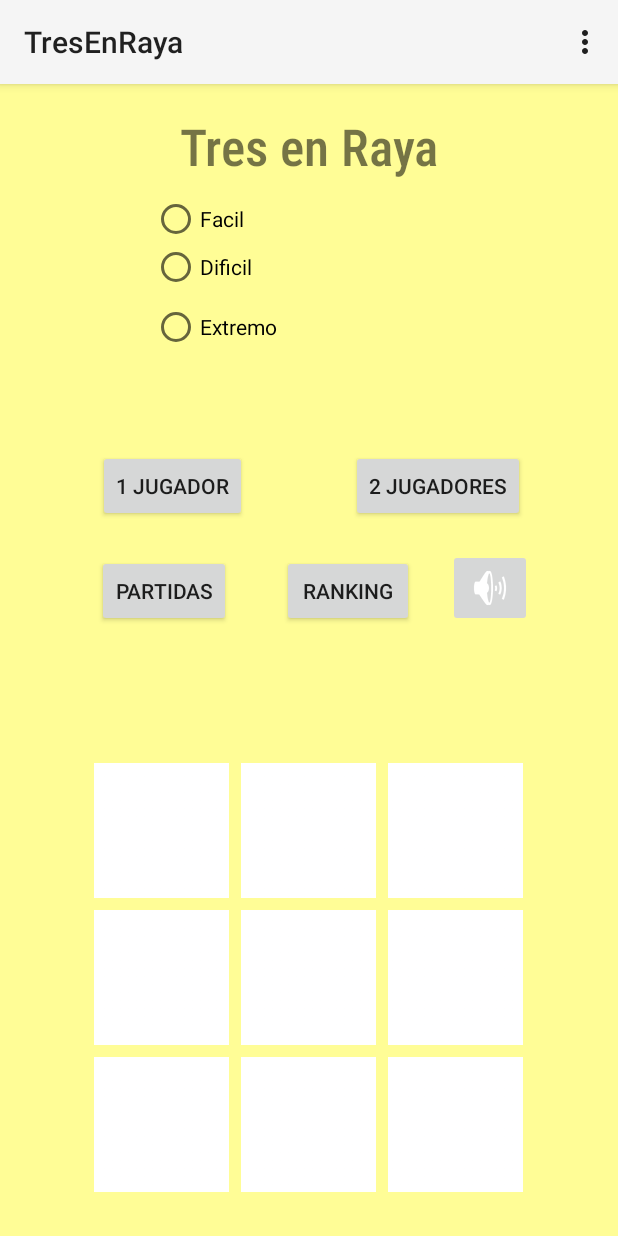
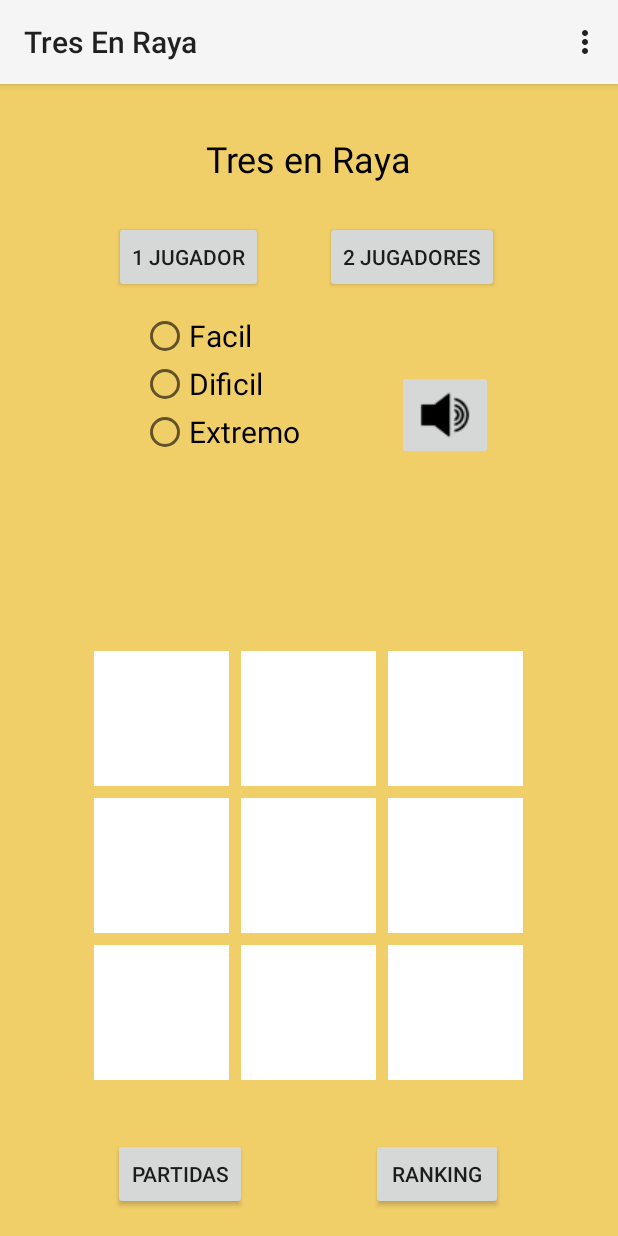
Before and after one commit to Montero18/TresEnRaya, an Android app: the screen it shows after launch (MainActivity), on a phone screen of 412 x 824 dp. Run offline under Robolectric (Android 15) with nearby library versions, the light colour scheme and no system bars.

Commit message:
Actualizacion Base de Datos y Audio

```diff
--- a/app/src/main/res/layout/activity_main.xml
+++ b/app/src/main/res/layout/activity_main.xml
@@ -4,18 +4,20 @@
     xmlns:tools="http://schemas.android.com/tools"
     android:layout_width="match_parent"
     android:layout_height="match_parent"
-    android:background="#FFFD96"
+    android:screenOrientation="portrait"
+    android:background="#F1CF68"
     tools:context=".MainActivity">
 
     <androidx.gridlayout.widget.GridLayout
         android:id="@+id/gridLayout"
         android:layout_width="295dp"
         android:layout_height="301dp"
+        android:freezesText="true"
         app:layout_constraintBottom_toBottomOf="parent"
         app:layout_constraintEnd_toEndOf="parent"
         app:layout_constraintStart_toStartOf="parent"
         app:layout_constraintTop_toTopOf="parent"
-        app:layout_constraintVertical_bias="0.962"
+        app:layout_constraintVertical_bias="0.802"
         app:useDefaultMargins="true">
 
 
@@ -23,6 +25,7 @@
             android:id="@+id/a1"
             android:layout_width="wrap_content"
             android:layout_height="wrap_content"
+            android:freezesText="true"
             android:onClick="toqueCasilla"
             app:srcCompat="@drawable/casilla"
             tools:ignore="SpeakableTextPresentCheck" />
@@ -31,6 +34,7 @@
             android:id="@+id/a2"
             android:layout_width="wrap_content"
             android:layout_height="wrap_content"
+            android:freezesText="true"
             android:onClick="toqueCasilla"
             app:layout_column="1"
             app:layout_row="0"
@@ -41,6 +45,7 @@
             android:id="@+id/a3"
             android:layout_width="wrap_content"
             android:layout_height="wrap_content"
+            android:freezesText="true"
             android:onClick="toqueCasilla"
             app:layout_column="2"
             app:layout_row="0"
@@ -51,6 +56,7 @@
             android:id="@+id/b1"
             android:layout_width="wrap_content"
             android:layout_height="wrap_content"
+            android:freezesText="true"
             android:onClick="toqueCasilla"
             app:layout_column="0"
             app:layout_row="1"
@@ -61,6 +67,7 @@
             android:id="@+id/b2"
             android:layout_width="wrap_content"
             android:layout_height="wrap_content"
+            android:freezesText="true"
             android:onClick="toqueCasilla"
             app:layout_column="1"
             app:layout_row="1"
@@ -71,6 +78,7 @@
             android:id="@+id/b3"
             android:layout_width="wrap_content"
             android:layout_height="wrap_content"
+            android:freezesText="true"
             android:onClick="toqueCasilla"
             app:layout_column="2"
             app:layout_row="1"
@@ -81,6 +89,7 @@
             android:id="@+id/c1"
             android:layout_width="wrap_content"
             android:layout_height="wrap_content"
+            android:freezesText="true"
             android:onClick="toqueCasilla"
             app:layout_column="0"
             app:layout_row="2"
@@ -91,6 +100,7 @@
             android:id="@+id/c2"
             android:layout_width="wrap_content"
             android:layout_height="wrap_content"
+            android:freezesText="true"
             android:onClick="toqueCasilla"
             app:layout_column="1"
             app:layout_row="2"
@@ -101,6 +111,7 @@
             android:id="@+id/c3"
             android:layout_width="wrap_content"
             android:layout_height="wrap_content"
+            android:freezesText="true"
             android:onClick="toqueCasilla"
             app:layout_column="2"
             app:layout_row="2"
@@ -110,111 +121,126 @@
     </androidx.gridlayout.widget.GridLayout>
 
     <Button
+        android:id="@+id/btnUnJugador"
+        android:layout_width="wrap_content"
+        android:layout_height="wrap_content"
+        android:freezesText="true"
+        android:onClick="inicioJuego"
+        android:text="@string/unJugador"
+        app:layout_constraintBottom_toBottomOf="parent"
+        app:layout_constraintEnd_toEndOf="parent"
+        app:layout_constraintHorizontal_bias="0.243"
+        app:layout_constraintStart_toStartOf="parent"
+        app:layout_constraintTop_toTopOf="parent"
+        app:layout_constraintVertical_bias="0.127" />
+
+    <Button
         android:id="@+id/btnDosJugadores"
         android:layout_width="wrap_content"
         android:layout_height="wrap_content"
+        android:freezesText="true"
         android:text="@string/dosJugadores"
         app:layout_constraintBottom_toBottomOf="parent"
         app:layout_constraintEnd_toEndOf="parent"
-        app:layout_constraintHorizontal_bias="0.791"
+        app:layout_constraintHorizontal_bias="0.732"
         app:layout_constraintStart_toStartOf="parent"
         app:layout_constraintTop_toTopOf="parent"
-        app:layout_constraintVertical_bias="0.339" />
+        app:layout_constraintVertical_bias="0.127" />
 
     <RadioGroup
         android:id="@+id/radioGroupDificultad"
-        android:layout_width="208dp"
-        android:layout_height="139dp"
+        android:layout_width="143dp"
+        android:layout_height="153dp"
+        android:freezesText="true"
         app:layout_constraintBottom_toBottomOf="parent"
         app:layout_constraintEnd_toEndOf="parent"
-        app:layout_constraintHorizontal_bias="0.497"
+        app:layout_constraintHorizontal_bias="0.35"
         app:layout_constraintStart_toStartOf="parent"
         app:layout_constraintTop_toTopOf="parent"
-        app:layout_constraintVertical_bias="0.118">
+        app:layout_constraintVertical_bias="0.247">
 
         <RadioButton
             android:id="@+id/rbFacil"
             android:layout_width="match_parent"
             android:layout_height="wrap_content"
-            android:text="Facil" />
+            android:freezesText="true"
+            android:text="@string/facil"
+            android:textSize="20sp" />
 
         <RadioButton
             android:id="@+id/rbDificil"
             android:layout_width="match_parent"
             android:layout_height="wrap_content"
-            android:text="Dificil" />
+            android:freezesText="true"
+            android:text="@string/dificil"
+            android:textSize="20sp" />
 
         <RadioButton
             android:id="@+id/rbExtremo"
             android:layout_width="match_parent"
             android:layout_height="wrap_content"
-            android:minHeight="48dp"
-            android:text="Extremo" />
+            android:freezesText="true"
+            android:text="@string/extremo"
+            android:textSize="20sp" />
     </RadioGroup>
 
     <Button
         android:id="@+id/button"
         android:layout_width="wrap_content"
         android:layout_height="wrap_content"
+        android:freezesText="true"
+        android:onClick="partida"
         android:text="@string/partidas"
         app:layout_constraintBottom_toBottomOf="parent"
         app:layout_constraintEnd_toEndOf="parent"
-        app:layout_constraintHorizontal_bias="0.2"
+        app:layout_constraintHorizontal_bias="0.233"
         app:layout_constraintStart_toStartOf="parent"
         app:layout_constraintTop_toTopOf="parent"
-        app:layout_constraintVertical_bias="0.436" />
+        app:layout_constraintVertical_bias="0.976" />
 
     <Button
         android:id="@+id/button2"
         android:layout_width="wrap_content"
         android:layout_height="wrap_content"
+        android:freezesText="true"
+        android:onClick="ranking"
         android:text="@string/ranking"
         app:layout_constraintBottom_toBottomOf="parent"
         app:layout_constraintEnd_toEndOf="parent"
-        app:layout_constraintHorizontal_bias="0.58"
+        app:layout_constraintHorizontal_bias="0.764"
         app:layout_constraintStart_toStartOf="parent"
         app:layout_constraintTop_toTopOf="parent"
-        app:layout_constraintVertical_bias="0.436" />
+        app:layout_constraintVertical_bias="0.976" />
 
     <ImageButton
         android:id="@+id/imageButton"
         android:layout_width="wrap_content"
         android:layout_height="wrap_content"
+        android:freezesText="true"
+        android:onClick="reproducirsonidojuego"
         app:layout_constraintBottom_toBottomOf="parent"
         app:layout_constraintEnd_toEndOf="parent"
-        app:layout_constraintHorizontal_bias="0.839"
+        app:layout_constraintHorizontal_bias="0.76"
         app:layout_constraintStart_toStartOf="parent"
         app:layout_constraintTop_toTopOf="parent"
-        app:layout_constraintVertical_bias="0.433"
-        app:srcCompat="@android:drawable/ic_lock_silent_mode_off"
+        app:layout_constraintVertical_bias="0.269"
+        app:srcCompat="@drawable/soundon"
         tools:ignore="SpeakableTextPresentCheck,SpeakableTextPresentCheck" />
 
     <TextView
         android:id="@+id/textView"
-        android:layout_width="349dp"
-        android:layout_height="51dp"
-        android:fontFamily="sans-serif-condensed-medium"
+        android:layout_width="173dp"
+        android:layout_height="44dp"
+        android:freezesText="true"
         android:gravity="center"
         android:text="@string/tresEnRaya"
-        android:textSize="34sp"
+        android:textColor="#020202"
+        android:textSize="24sp"
         app:layout_constraintBottom_toBottomOf="parent"
         app:layout_constraintEnd_toEndOf="parent"
         app:layout_constraintHorizontal_bias="0.498"
         app:layout_constraintStart_toStartOf="parent"
         app:layout_constraintTop_toTopOf="parent"
-        app:layout_constraintVertical_bias="0.022" />
-
-    <Button
-        android:id="@+id/btnUnJugador"
-        android:layout_width="wrap_content"
-        android:layout_height="wrap_content"
-        android:onClick="inicioJuego"
-        android:text="@string/unJugador"
-        app:layout_constraintBottom_toBottomOf="parent"
-        app:layout_constraintEnd_toEndOf="parent"
-        app:layout_constraintHorizontal_bias="0.208"
-        app:layout_constraintStart_toStartOf="parent"
-        app:layout_constraintTop_toTopOf="parent"
-        app:layout_constraintVertical_bias="0.339" />
+        app:layout_constraintVertical_bias="0.039" />
 
 </androidx.constraintlayout.widget.ConstraintLayout>
--- a/app/src/main/res/menu/menu.xml
+++ b/app/src/main/res/menu/menu.xml
@@ -10,7 +10,7 @@
           app:showAsAction="never"
           android:id = "@+id/Partidas"/>
 
-    <item android:title="Modificar"
+    <item android:title="Modificar Nombre"
           app:showAsAction="never"
           android:id = "@+id/Modificar"/>
 
--- a/app/src/main/res/values/strings.xml
+++ b/app/src/main/res/values/strings.xml
@@ -1,5 +1,5 @@
 <resources>
-    <string name="app_name">TresEnRaya</string>
+    <string name="app_name">Tres En Raya</string>
     <string name="tresEnRaya">Tres en Raya</string>
     <string name="facil">Facil</string>
     <string name="dificil">Dificil</string>
```
Also changed, not shown: app/src/main/java/com/example/tresenraya/Helper.java (added, +38 -0 lines), app/src/main/java/com/example/tresenraya/MainActivity.java (+94 -6 lines), app/src/main/java/com/example/tresenraya/Partida.java (+4 -3 lines), app/src/main/java/com/example/tresenraya/Partidas.java (+33 -1 lines), app/src/main/java/com/example/tresenraya/Ranking.java (+28 -1 lines), app/src/main/res/layout/activity_modificar_nombre.xml (+9 -1 lines), app/src/main/res/layout/activity_partidas.xml (+9 -0 lines), app/src/main/res/layout/activity_ranking.xml (+9 -0 lines), app/src/main/res/drawable-v24/aspa.png (added), app/src/main/res/drawable-v24/casilla.png (added), app/src/main/res/drawable-v24/circulo.png (added), app/src/main/res/drawable-v24/soundoff.png (added), app/src/main/res/drawable-v24/soundon.png (added), 4 other files.
